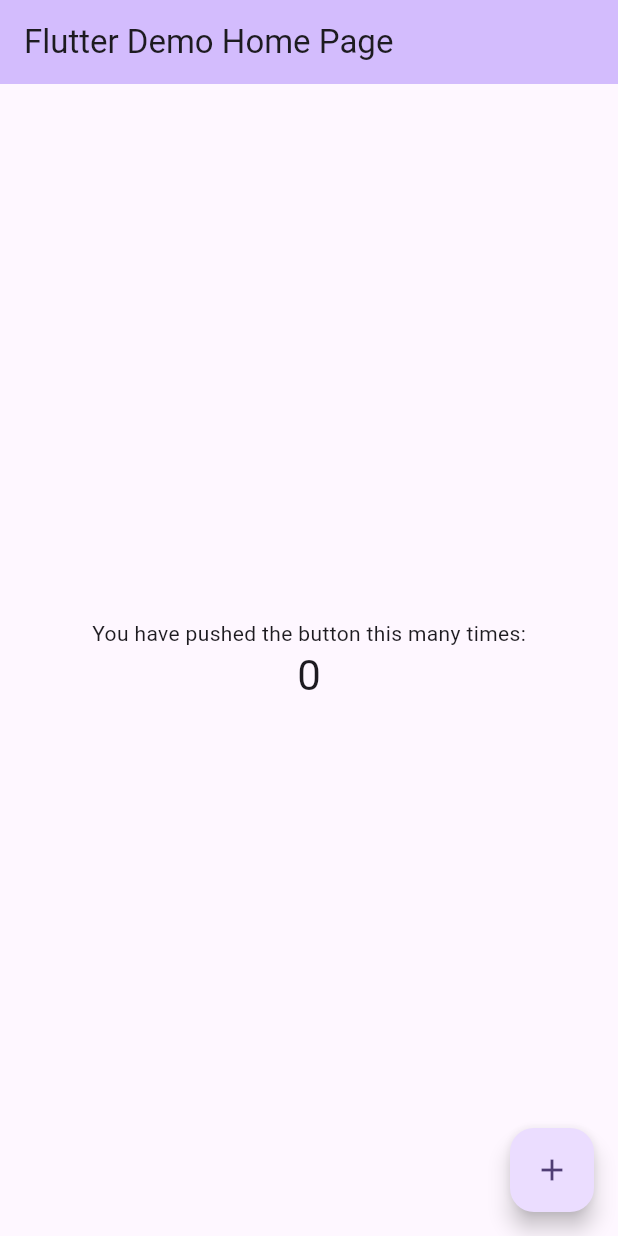
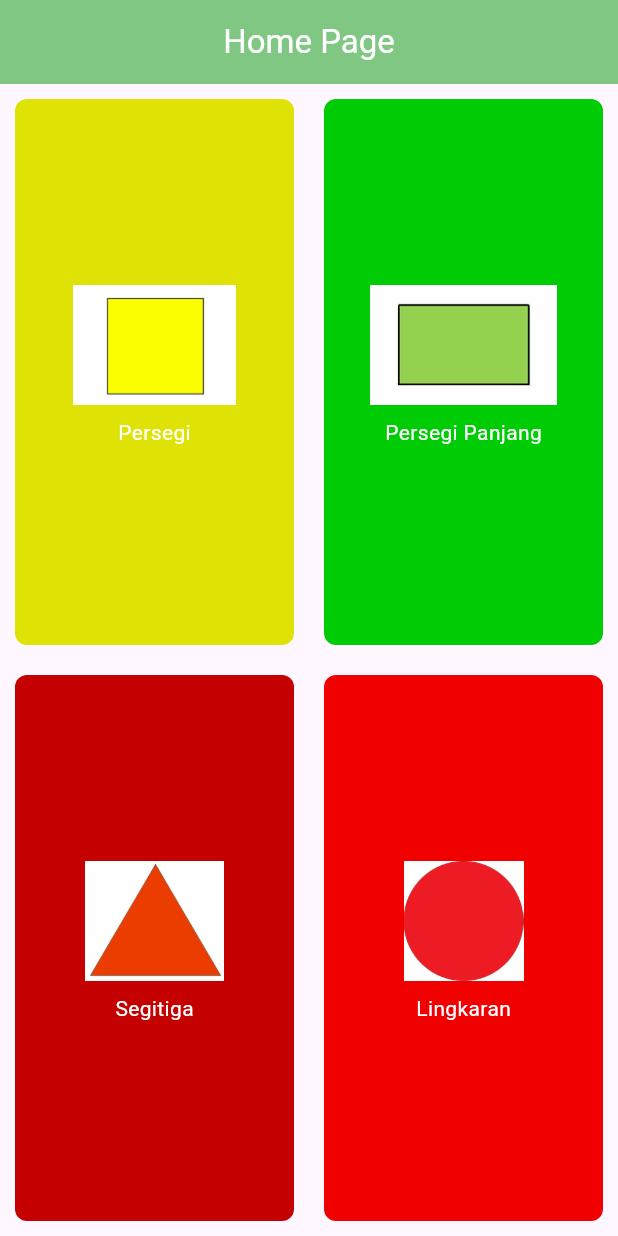
Before and after one commit to PrmdyaS/bangun_datar_kelas_c, a Flutter app: the screen it shows after launch, on a phone screen of 412 x 824 dp. Run offline on Flutter 3.47's test engine with Material 2 defaults, Android fonts, the phone set to English and light mode, and no system bars.

Commit message:
custom component

```diff
--- a/lib/main.dart
+++ b/lib/main.dart
@@ -1,3 +1,4 @@
+import 'package:bangun_datar_kelas_c/page/home_page.dart';
 import 'package:flutter/material.dart';
 
 void main() {
@@ -31,7 +32,7 @@ class MyApp extends StatelessWidget {
         colorScheme: ColorScheme.fromSeed(seedColor: Colors.deepPurple),
         useMaterial3: true,
       ),
-      home: const MyHomePage(title: 'Flutter Demo Home Page'),
+      home: HomePage(),
     );
   }
 }
--- /dev/null
+++ b/lib/page/home_page.dart
@@ -0,0 +1,74 @@
+import 'package:flutter/material.dart';
+
+class HomePage extends StatelessWidget {
+  const HomePage({Key? key}) : super(key: key);
+
+  @override
+  Widget build(BuildContext context) {
+    return Scaffold(
+      appBar: AppBar(
+        centerTitle: true,
+        title: Text(
+          "Home Page",
+          style: TextStyle(color: Color(0xFFFFFFFF)),
+        ),
+        backgroundColor: Colors.green.shade300,
+      ),
+      body: Column(
+        children: [
+          Expanded(
+              child: Row(
+                children: [
+                  Expanded(child: CustomMenu(title: "Persegi", imageAsset: "assets/persegi.jpg", warna: 0xFFDEE305)),
+                  Expanded(child: CustomMenu(title: "Persegi Panjang", imageAsset: "assets/persegipanjang.jpg", warna: 0xFF00CC05)),
+                ],
+              ),
+          ),
+          Expanded(
+              child: Row(
+                children: [
+                  Expanded(child: CustomMenu(title: "Segitiga", imageAsset: "assets/segitiga.jpg", warna: 0xFFC50000)),
+                  Expanded(child: CustomMenu(title: "Lingkaran", imageAsset: "assets/lingkaran.jpg", warna: 0xFFF10000)),
+                ],
+              )
+          )
+        ],
+      ),
+    );
+  }
+}
+
+class CustomMenu extends StatelessWidget {
+  const CustomMenu({
+    super.key, required this.imageAsset, required this.title, required this.warna,
+  });
+  final String imageAsset;
+  final String title;
+  final int warna;
+
+  @override
+  Widget build(BuildContext context) {
+    return Container(
+        padding: EdgeInsets.symmetric(horizontal: 16, vertical: 8),
+        margin: EdgeInsets.symmetric(horizontal: 10, vertical: 10),
+        decoration: BoxDecoration(color: Color(warna), borderRadius: BorderRadius.all(Radius.circular(8))),
+        child: Column(
+          mainAxisAlignment: MainAxisAlignment.center,
+          children: [
+            Image.asset(
+              imageAsset,
+              height: 80,
+            ),
+            Padding(
+              padding: const EdgeInsets.all(8.0),
+              child: Text(
+                title,
+                style: TextStyle(
+                  color: Color(0xFFFFFFFF),
+                ),
+              ),
+            ),
+          ],
+        ));
+  }
+}
--- a/pubspec.yaml
+++ b/pubspec.yaml
@@ -59,7 +59,8 @@ flutter:
   uses-material-design: true
 
   # To add assets to your application, add an assets section, like this:
-  # assets:
+  assets:
+     - assets/
   #   - images/a_dot_burr.jpeg
   #   - images/a_dot_ham.jpeg
 
```
Also changed, not shown: assets/lingkaran.jpg (added), assets/persegi.jpg (added), assets/persegipanjang.jpg (added), assets/segitiga.jpg (added), 1 other file.
